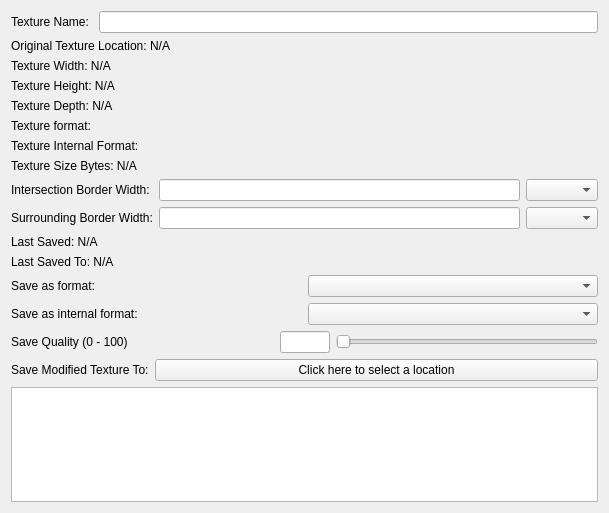
This is GUI/TextureInformation/selectedTextureInformation.ui in Binyamin-Brion/TextureAtlasCreator as Qt 5 draws it before an edit. The edited form follows.
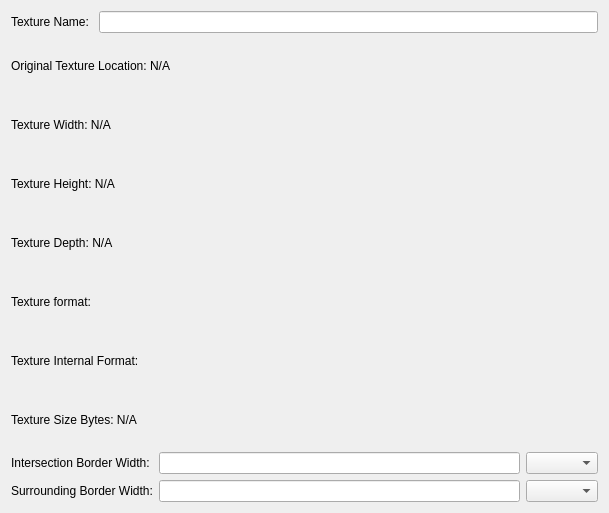
This is the edited form. Custom widgets are drawn as their Qt base class.

Commit message: - Saves projects with the specular textures in a separate folder with all the required textures to load a project, including specular textures.

```diff
--- a/GUI/TextureInformation/selectedTextureInformation.ui
+++ b/GUI/TextureInformation/selectedTextureInformation.ui
@@ -111,141 +111,8 @@
      </item>
     </layout>
    </item>
-   <item>
-    <widget class="QLabel" name="lastSavedLabel">
-     <property name="text">
-      <string>Last Saved: N/A</string>
-     </property>
-    </widget>
-   </item>
-   <item>
-    <widget class="QLabel" name="lastSavedToLabel">
-     <property name="text">
-      <string>Last Saved To: N/A</string>
-     </property>
-    </widget>
-   </item>
-   <item>
-    <layout class="QHBoxLayout" name="horizontalLayout_4">
-     <item>
-      <widget class="QLabel" name="saveTexturFormatLabel">
-       <property name="text">
-        <string>Save as format:</string>
-       </property>
-      </widget>
-     </item>
-     <item>
-      <widget class="QComboBox" name="formatComboBox"/>
-     </item>
-    </layout>
-   </item>
-   <item>
-    <layout class="QHBoxLayout" name="horizontalLayout">
-     <item>
-      <widget class="QLabel" name="saveTextureInternalFormatLabel">
-       <property name="text">
-        <string>Save as internal format:</string>
-       </property>
-      </widget>
-     </item>
-     <item>
-      <widget class="QComboBox" name="interalFormatComboBox">
-       <property name="sizePolicy">
-        <sizepolicy hsizetype="Preferred" vsizetype="Preferred">
-         <horstretch>0</horstretch>
-         <verstretch>0</verstretch>
-        </sizepolicy>
-       </property>
-      </widget>
-     </item>
-    </layout>
-   </item>
-   <item>
-    <layout class="QHBoxLayout" name="horizontalLayout_5">
-     <item>
-      <widget class="QLabel" name="saveQualityLabel">
-       <property name="text">
-        <string>Save Quality (0 - 100)</string>
-       </property>
-      </widget>
-     </item>
-     <item>
-      <widget class="QLineEdit" name="saveQualityLineEdit">
-       <property name="sizePolicy">
-        <sizepolicy hsizetype="Minimum" vsizetype="Fixed">
-         <horstretch>0</horstretch>
-         <verstretch>0</verstretch>
-        </sizepolicy>
-       </property>
-       <property name="maximumSize">
-        <size>
-         <width>50</width>
-         <height>16777215</height>
-        </size>
-       </property>
-      </widget>
-     </item>
-     <item>
-      <widget class="GUI::TextureInformation::SaveQualitySlider" name="saveQualitySlider">
-       <property name="sizePolicy">
-        <sizepolicy hsizetype="Preferred" vsizetype="Fixed">
-         <horstretch>0</horstretch>
-         <verstretch>0</verstretch>
-        </sizepolicy>
-       </property>
-       <property name="orientation">
-        <enum>Qt::Horizontal</enum>
-       </property>
-      </widget>
-     </item>
-    </layout>
-   </item>
-   <item>
-    <layout class="QHBoxLayout" name="horizontalLayout_3">
-     <item>
-      <widget class="QLabel" name="saveTextureToLabel">
-       <property name="text">
-        <string>Save Modified Texture To:</string>
-       </property>
-      </widget>
-     </item>
-     <item>
-      <widget class="QPushButton" name="saveTextureToButton">
-       <property name="sizePolicy">
-        <sizepolicy hsizetype="Expanding" vsizetype="Fixed">
-         <horstretch>0</horstretch>
-         <verstretch>0</verstretch>
-        </sizepolicy>
-       </property>
-       <property name="text">
-        <string>Click here to select a location</string>
-       </property>
-      </widget>
-     </item>
-    </layout>
-   </item>
-   <item>
-    <widget class="QPlainTextEdit" name="textureDescription">
-     <property name="sizePolicy">
-      <sizepolicy hsizetype="Expanding" vsizetype="Expanding">
-       <horstretch>0</horstretch>
-       <verstretch>0</verstretch>
-      </sizepolicy>
-     </property>
-     <property name="plainText">
-      <string/>
-     </property>
-    </widget>
-   </item>
   </layout>
  </widget>
- <customwidgets>
-  <customwidget>
-   <class>GUI::TextureInformation::SaveQualitySlider</class>
-   <extends>QSlider</extends>
-   <header>GUI/TextureInformation/SaveQualitySlider.h</header>
-  </customwidget>
- </customwidgets>
  <resources/>
  <connections/>
 </ui>
```
The commit also changes 29 other files.
